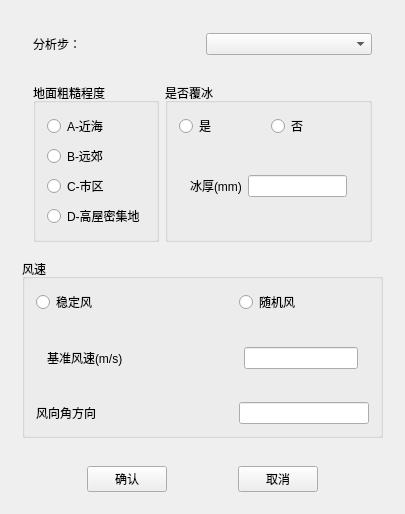
First picture: the form in TW/Wind.ui, repository Shixuku/Tower-Visual, before the edit.
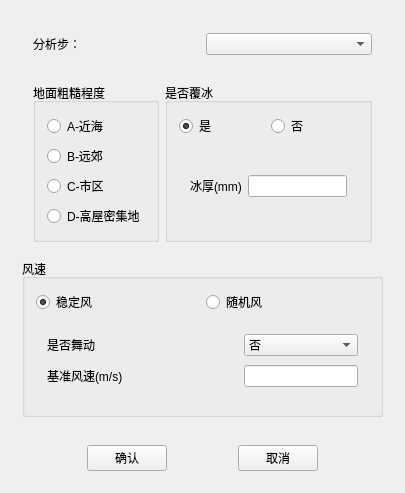
Second picture: the form after the edit.

Commit message: 增加了舞动输出及界面

```diff
--- a/TW/Wind.ui
+++ b/TW/Wind.ui
@@ -84,6 +84,9 @@
               <property name="text">
                <string>是</string>
               </property>
+              <property name="checked">
+               <bool>true</bool>
+              </property>
              </widget>
             </item>
             <item row="0" column="1">
@@ -138,30 +141,67 @@
            <property name="text">
             <string>稳定风</string>
            </property>
+           <property name="checked">
+            <bool>true</bool>
+           </property>
           </widget>
          </item>
-         <item row="0" column="2">
+         <item row="0" column="1">
           <widget class="QRadioButton" name="rad_ran">
            <property name="text">
             <string>随机风</string>
            </property>
           </widget>
          </item>
-         <item row="1" column="0" colspan="3">
+         <item row="1" column="0" colspan="2">
           <widget class="QStackedWidget" name="stackedWidget_2">
            <property name="currentIndex">
             <number>0</number>
            </property>
            <widget class="QWidget" name="page_3">
-            <layout class="QHBoxLayout" name="horizontalLayout_3">
-             <item>
+            <layout class="QGridLayout" name="gridLayout_6">
+             <item row="0" column="0">
+              <widget class="QLabel" name="label_6">
+               <property name="text">
+                <string>是否舞动</string>
+               </property>
+              </widget>
+             </item>
+             <item row="0" column="1">
+              <spacer name="horizontalSpacer_5">
+               <property name="orientation">
+                <enum>Qt::Horizontal</enum>
+               </property>
+               <property name="sizeHint" stdset="0">
+                <size>
+                 <width>83</width>
+                 <height>20</height>
+                </size>
+               </property>
+              </spacer>
+             </item>
+             <item row="0" column="2">
+              <widget class="QComboBox" name="wudong_com">
+               <item>
+                <property name="text">
+                 <string>否</string>
+                </property>
+               </item>
+               <item>
+                <property name="text">
+                 <string>是</string>
+                </property>
+               </item>
+              </widget>
+             </item>
+             <item row="1" column="0">
               <widget class="QLabel" name="label_5">
                <property name="text">
                 <string>基准风速(m/s)</string>
                </property>
               </widget>
              </item>
-             <item>
+             <item row="1" column="1">
               <spacer name="horizontalSpacer_8">
                <property name="orientation">
                 <enum>Qt::Horizontal</enum>
@@ -174,7 +214,7 @@
                </property>
               </spacer>
              </item>
-             <item>
+             <item row="1" column="2">
               <widget class="QLineEdit" name="wind_edi"/>
              </item>
             </layout>
@@ -264,29 +304,6 @@
            </widget>
           </widget>
          </item>
-         <item row="2" column="0">
-          <widget class="QLabel" name="label_6">
-           <property name="text">
-            <string>风向角方向</string>
-           </property>
-          </widget>
-         </item>
-         <item row="2" column="1">
-          <spacer name="horizontalSpacer_7">
-           <property name="orientation">
-            <enum>Qt::Horizontal</enum>
-           </property>
-           <property name="sizeHint" stdset="0">
-            <size>
-             <width>40</width>
-             <height>20</height>
-            </size>
-           </property>
-          </spacer>
-         </item>
-         <item row="2" column="2">
-          <widget class="QLineEdit" name="direction_edi"/>
-         </item>
         </layout>
        </widget>
       </item>
```
The commit also changes 8 other files.
